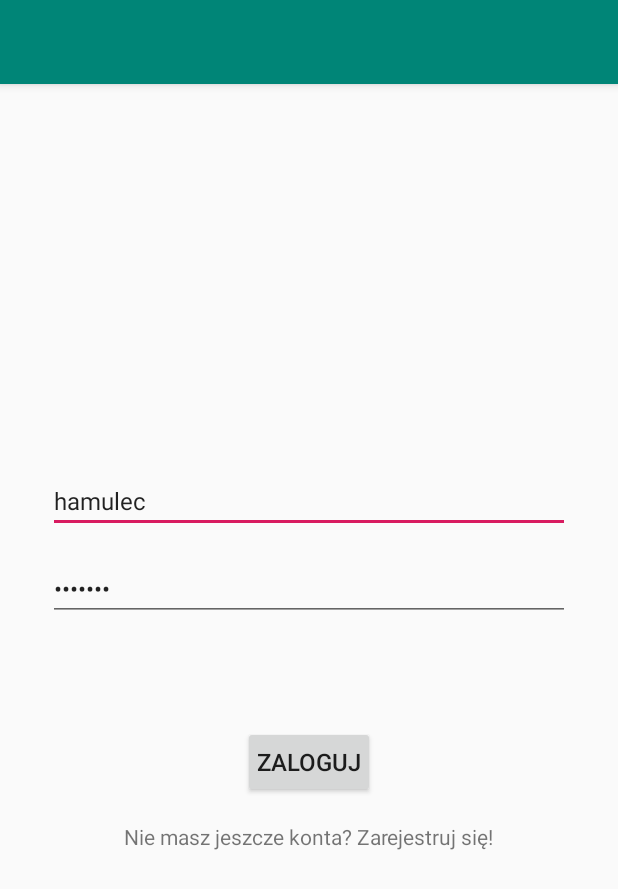
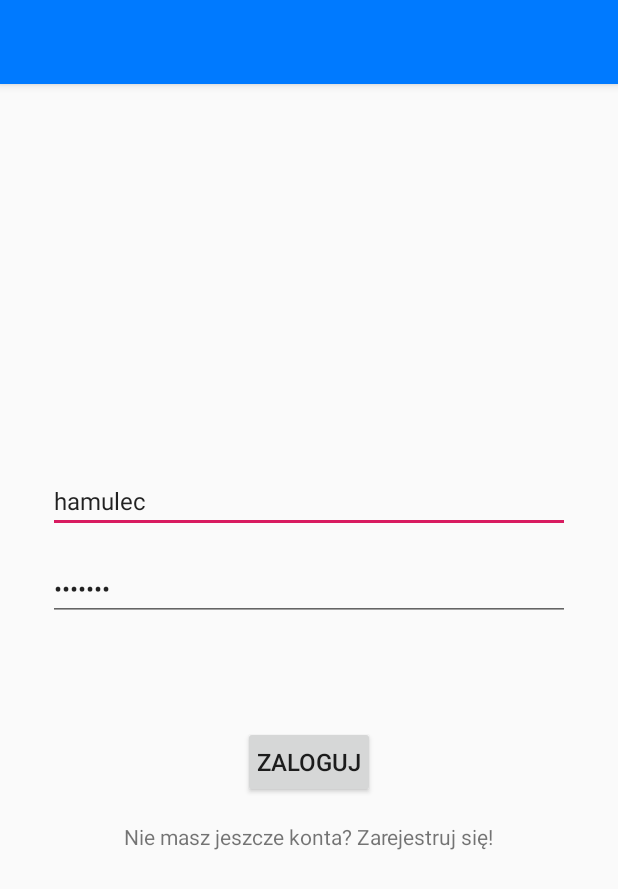
Before and after one commit to kociuba1997/Webscraper, an Android app: the screen it shows after launch (NavigationActivity), on a phone screen of 412 x 824 dp. Shown: the top 889 px of the screen. Run offline under Robolectric (Android 15) with nearby library versions, the phone set to English and light mode, and no system bars; our stand-ins replace Timber; libraries missing offline, so code that uses them is left out: rx.android.schedulers, rx.functions, rx.schedulers.

Commit message:
Update colors

```diff
--- a/Android/app/src/main/res/values/colors.xml
+++ b/Android/app/src/main/res/values/colors.xml
@@ -1,6 +1,6 @@
 <?xml version="1.0" encoding="utf-8"?>
 <resources>
-    <color name="colorPrimary">#008577</color>
-    <color name="colorPrimaryDark">#00574B</color>
+    <color name="colorPrimary">#007AFF</color>
+    <color name="colorPrimaryDark">#0011FF</color>
     <color name="colorAccent">#D81B60</color>
 </resources>
```
